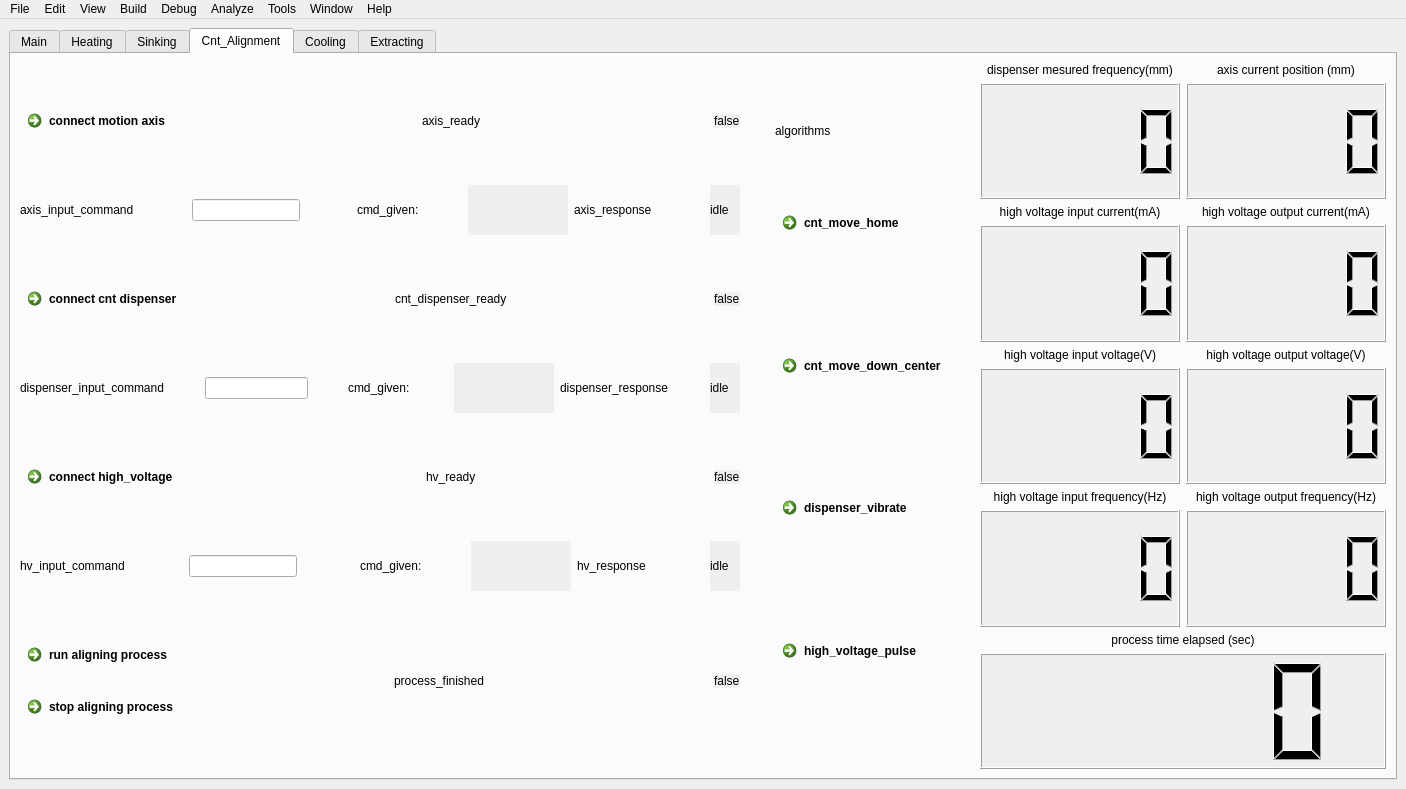
theion-batteries/soft_wgm_user_interface_qt_cpp, file src/viewLayer/mainwindow.ui: the form before one commit.
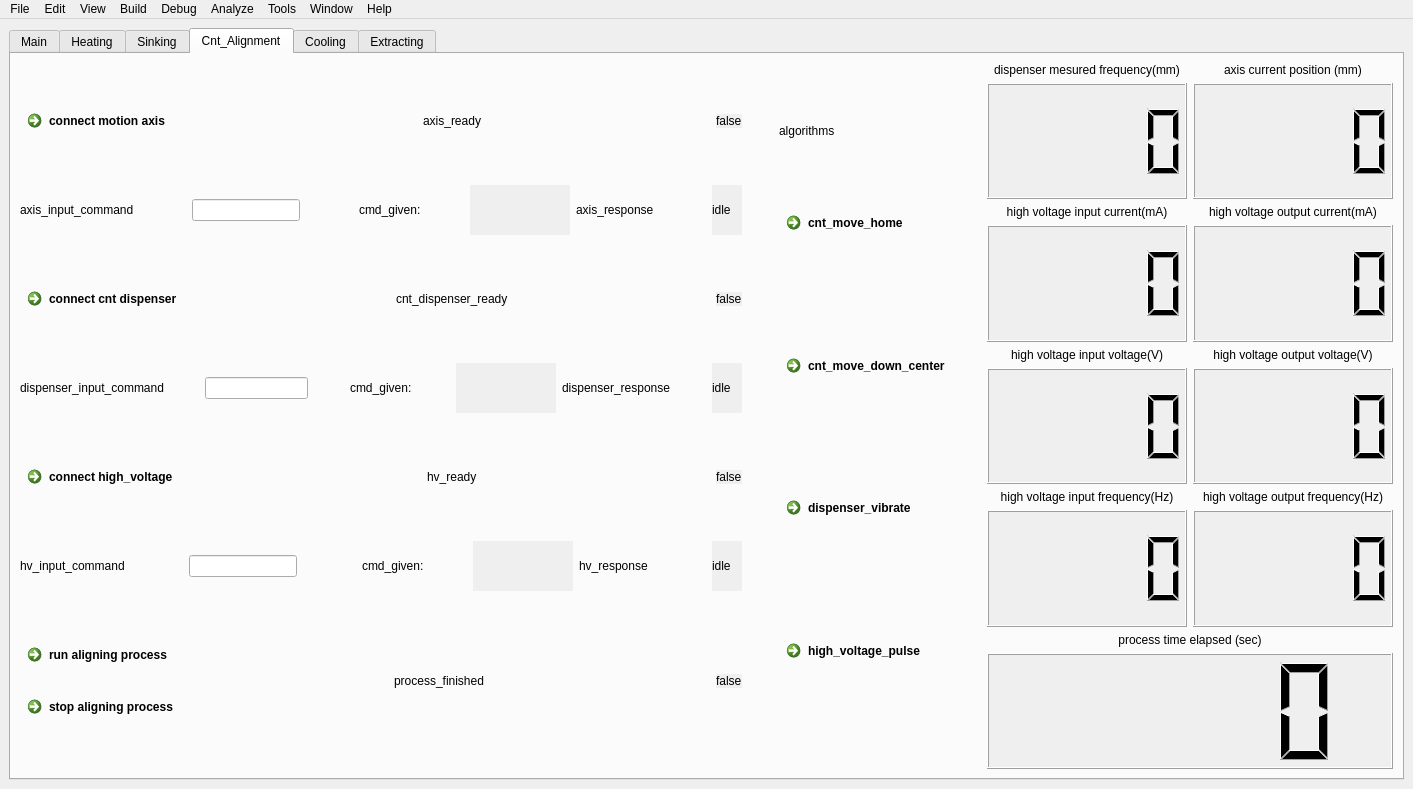
The form after the commit. The open tabs and pages were chosen to show the change. Icons and pictures are not drawn.

Commit message: updated ui meteor cooling

What changed in the file:
```diff
--- a/src/viewLayer/mainwindow.ui
+++ b/src/viewLayer/mainwindow.ui
@@ -6,7 +6,7 @@
    <rect>
     <x>0</x>
     <y>0</y>
-    <width>1406</width>
+    <width>1413</width>
     <height>789</height>
    </rect>
   </property>
@@ -4830,7 +4830,7 @@
     <rect>
      <x>0</x>
      <y>0</y>
-     <width>1406</width>
+     <width>1413</width>
      <height>26</height>
     </rect>
    </property>
```
Left out of the diff: 62 changed lines with no effect on the pictures. The commit also changes 6 other files.
